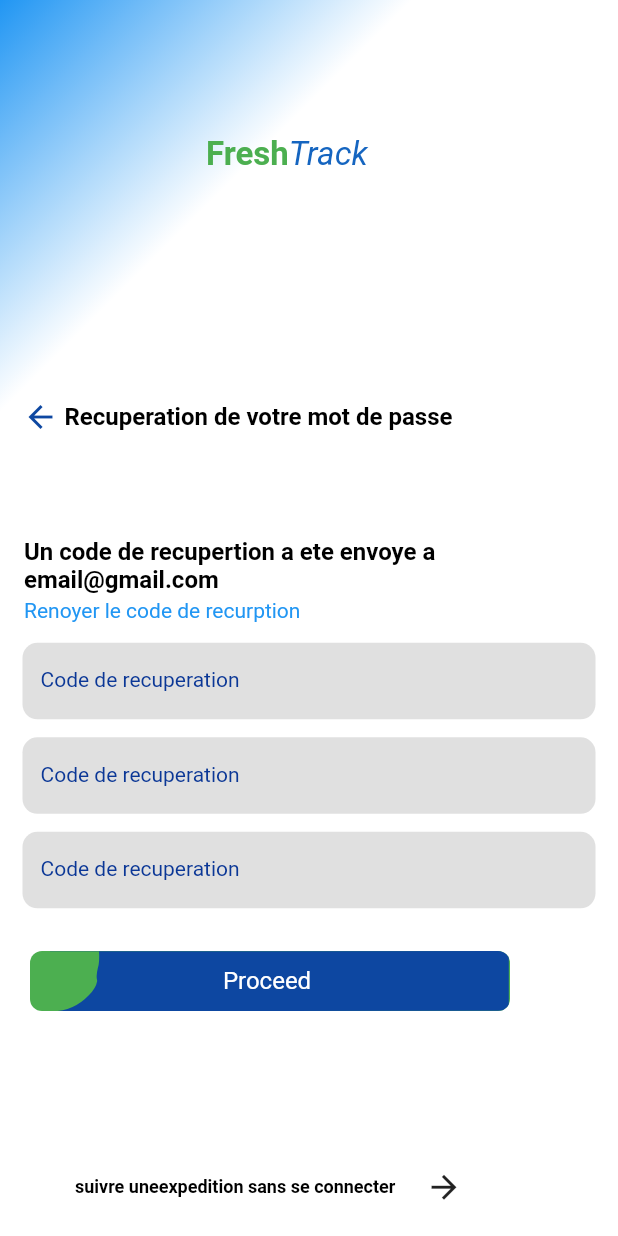
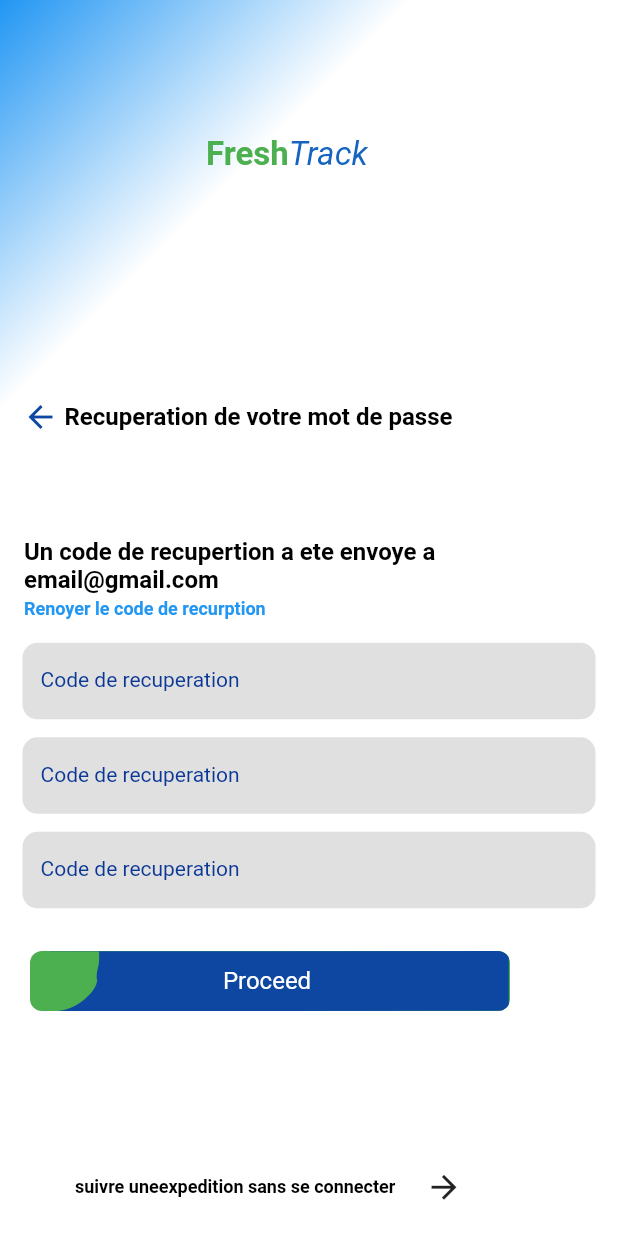
Before and after one commit to Muzammil-crypto/ValidateApp, a Flutter app: the ForgetPassword screen opened directly, after a tap on "creer votre compte", on a phone screen of 412 x 824 dp. Run offline on Flutter 3.47's test engine with Material 2 defaults, Android fonts, the phone set to English and light mode, and no system bars.

Commit message:
final Commit

```diff
--- a/lib/recoverPasswordForm.dart
+++ b/lib/Screens/EmailValidateScreen.dart
@@ -1,9 +1,11 @@
-import 'package:client_authentication_demo/LoginScreen.dart';
-import 'package:client_authentication_demo/components/bottomLine.dart';
-import 'package:client_authentication_demo/generateTextFields.dart';
-import 'package:client_authentication_demo/sweepAnimation.dart';
+import 'package:client_authentication_demo/Screens/UserLoginScreen.dart';
+import 'package:client_authentication_demo/components/BottomLine.dart';
+import 'package:client_authentication_demo/Screens/UserConfirmationScreen.dart';
+import 'package:client_authentication_demo/components/AnimatedButton.dart';
+import 'package:client_authentication_demo/components/ClickAbleText.dart';
+import 'package:client_authentication_demo/components/HeaderText.dart';
 import 'package:flutter/material.dart';
-import 'package:client_authentication_demo/components/textfieldComponent.dart';
+import 'package:client_authentication_demo/components/InputTextfield.dart';
 import 'package:flutter/material.dart';
 
 class RecoveryFromScreen extends StatefulWidget {
@@ -36,27 +38,7 @@
                     Positioned(
                       top: 90,
                       left: MediaQuery.of(context).size.width / 3,
-                      child: Row(
-                        children: [
-                          const Text(
-                            "Fresh",
-                            textAlign: TextAlign.center,
-                            style: TextStyle(
-                              fontSize: 22,
-                              fontWeight: FontWeight.bold,
-                              color: Colors.green,
-                            ),
-                          ),
-                          Text(
-                            "Track",
-                            textAlign: TextAlign.center,
-                            style: TextStyle(
-                                fontSize: 22,
-                                color: Colors.blue.shade800,
-                                fontStyle: FontStyle.italic),
-                          ),
-                        ],
-                      ),
+                      child: HeaderText(),
                     ),
                     Positioned(
                       left: 15,
@@ -101,23 +83,10 @@
                                 Padding(
                                   padding: const EdgeInsets.only(
                                       top: 3.0, bottom: 5),
-                                  child: InkWell(
-                                    onTap: () => {
-                                      Navigator.push(
-                                        context,
-                                        MaterialPageRoute(
-                                            builder: (context) =>
-                                                const TextFieldGenerate()),
-                                      )
-                                    },
-                                    child: Text(
-                                      "Renoyer le code de recurption",
-                                      style: TextStyle(
-                                        fontSize: 14,
-                                        color: Colors.blue,
-                                      ),
-                                    ),
-                                  ),
+                                  child: ClickableOptions(
+                                      buttonTitle:
+                                          "Renoyer le code de recurption",
+                                      pageAddress: TextFieldGenerate()),
                                 ),
                               ],
                             ))),
--- a/lib/forgotPassword.dart
+++ b/lib/Screens/ForgetPasswordScreen.dart
@@ -1,7 +1,9 @@
-import 'package:client_authentication_demo/components/bottomLine.dart';
-import 'package:client_authentication_demo/components/textfieldComponent.dart';
-import 'package:client_authentication_demo/recoverPasswordForm.dart';
-import 'package:client_authentication_demo/sweepAnimation.dart';
+import 'package:client_authentication_demo/components/BottomLine.dart';
+import 'package:client_authentication_demo/components/ClickAbleText.dart';
+import 'package:client_authentication_demo/components/HeaderText.dart';
+import 'package:client_authentication_demo/components/InputTextfield.dart';
+import 'package:client_authentication_demo/Screens/EmailValidateScreen.dart';
+import 'package:client_authentication_demo/components/AnimatedButton.dart';
 import 'package:flutter/material.dart';
 
 class ForgetPassword extends StatefulWidget {
@@ -34,27 +36,7 @@
                     Positioned(
                       top: 90,
                       left: MediaQuery.of(context).size.width / 3,
-                      child: Row(
-                        children: [
-                          const Text(
-                            "Fresh",
-                            textAlign: TextAlign.center,
-                            style: TextStyle(
-                              fontSize: 22,
-                              fontWeight: FontWeight.bold,
-                              color: Colors.green,
-                            ),
-                          ),
-                          Text(
-                            "Track",
-                            textAlign: TextAlign.center,
-                            style: TextStyle(
-                                fontSize: 22,
-                                color: Colors.blue.shade800,
-                                fontStyle: FontStyle.italic),
-                          ),
-                        ],
-                      ),
+                      child: HeaderText(),
                     ),
                     Positioned(
                       left: 15,
@@ -130,25 +112,9 @@
                             SizedBox(
                               width: 10,
                             ),
-                            InkWell(
-                              onTap: () => {
-                                Navigator.push(
-                                  context,
-                                  MaterialPageRoute(
-                                      builder: (context) =>
-                                          const RecoveryFromScreen()),
-                                )
-                              },
-                              child: Text(
-                                "creer votre compte",
-                                textAlign: TextAlign.center,
-                                style: TextStyle(
-                                  fontSize: 12,
-                                  color: Colors.blue,
-                                  fontWeight: FontWeight.bold,
-                                ),
-                              ),
-                            ),
+                            ClickableOptions(
+                                buttonTitle: "creer votre compte",
+                                pageAddress: RecoveryFromScreen())
                           ],
                         ),
                       ),
--- a/lib/generateTextFields.dart
+++ b/lib/Screens/UserConfirmationScreen.dart
@@ -1,4 +1,4 @@
-import 'package:client_authentication_demo/components/textfieldComponent.dart';
+import 'package:client_authentication_demo/components/InputTextfield.dart';
 import 'package:flutter/material.dart';
 
 class TextFieldGenerate extends StatefulWidget {
--- a/lib/sweepAnimation.dart
+++ b/lib/components/AnimatedButton.dart
@@ -1,4 +1,4 @@
-import 'package:client_authentication_demo/components/clipper.dart';
+import 'package:client_authentication_demo/components/ShapeWidget/ButtonShapeClipper.dart';
 import 'package:flutter/material.dart';
 
 class SweepAnimmatedButton extends StatefulWidget {
--- /dev/null
+++ b/lib/components/ClickAbleText.dart
@@ -0,0 +1,32 @@
+import 'package:flutter/material.dart';
+
+class ClickableOptions extends StatelessWidget {
+  late String buttonTitle;
+  late Widget pageAddress;
+  ClickableOptions({
+    Key? key,
+    required this.buttonTitle,
+    required this.pageAddress,
+  }) : super(key: key);
+
+  @override
+  Widget build(BuildContext context) {
+    return InkWell(
+      child: Text(
+        buttonTitle,
+        textAlign: TextAlign.center,
+        style: TextStyle(
+          fontSize: 12,
+          color: Colors.blue,
+          fontWeight: FontWeight.bold,
+        ),
+      ),
+      onTap: () => {
+        Navigator.push(
+          context,
+          MaterialPageRoute(builder: (context) => pageAddress),
+        ),
+      },
+    );
+  }
+}
--- /dev/null
+++ b/lib/components/HeaderText.dart
@@ -0,0 +1,32 @@
+import 'package:flutter/material.dart';
+
+class HeaderText extends StatelessWidget {
+  const HeaderText({
+    Key? key,
+  }) : super(key: key);
+
+  @override
+  Widget build(BuildContext context) {
+    return Row(
+      children: [
+        const Text(
+          "Fresh",
+          textAlign: TextAlign.center,
+          style: TextStyle(
+            fontSize: 22,
+            fontWeight: FontWeight.bold,
+            color: Colors.green,
+          ),
+        ),
+        Text(
+          "Track",
+          textAlign: TextAlign.center,
+          style: TextStyle(
+              fontSize: 22,
+              color: Colors.blue.shade800,
+              fontStyle: FontStyle.italic),
+        ),
+      ],
+    );
+  }
+}
```
Also changed, not shown: lib/Screens/UserLoginScreen.dart (renamed from lib/LoginScreen.dart, +15 -80 lines), lib/main.dart (+4 -4 lines), lib/components/InputTextfield.dart (renamed from lib/components/textfieldComponent.dart), lib/components/ShapeWidget/ButtonShapeClipper.dart (renamed from lib/components/clipper.dart).
